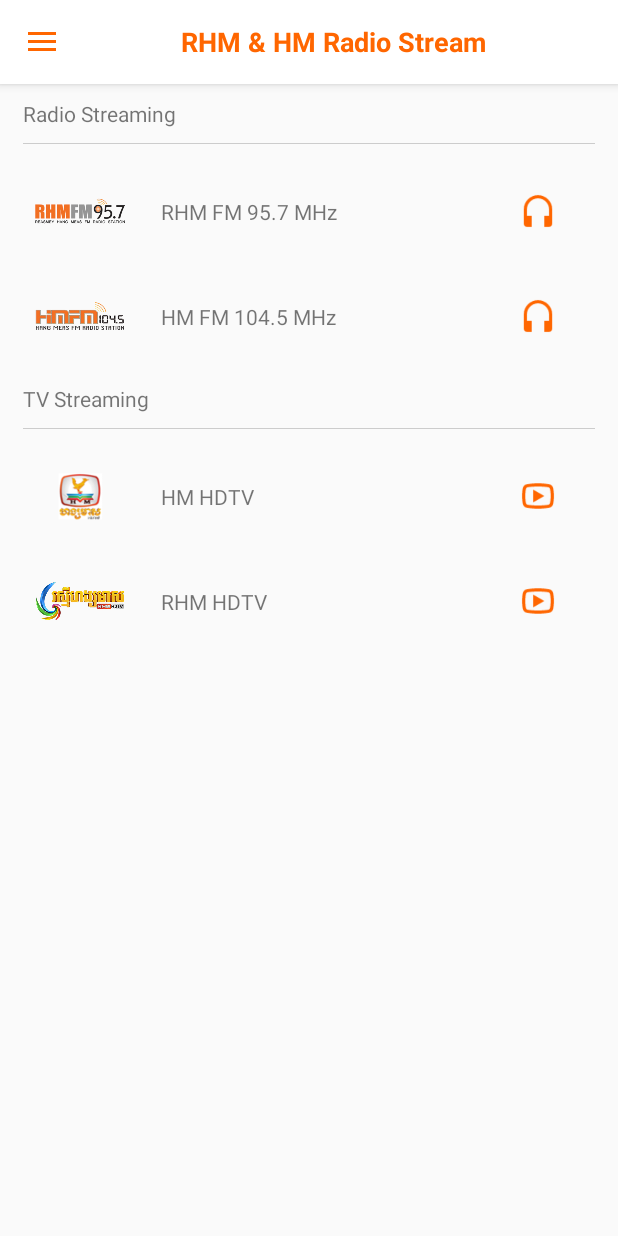
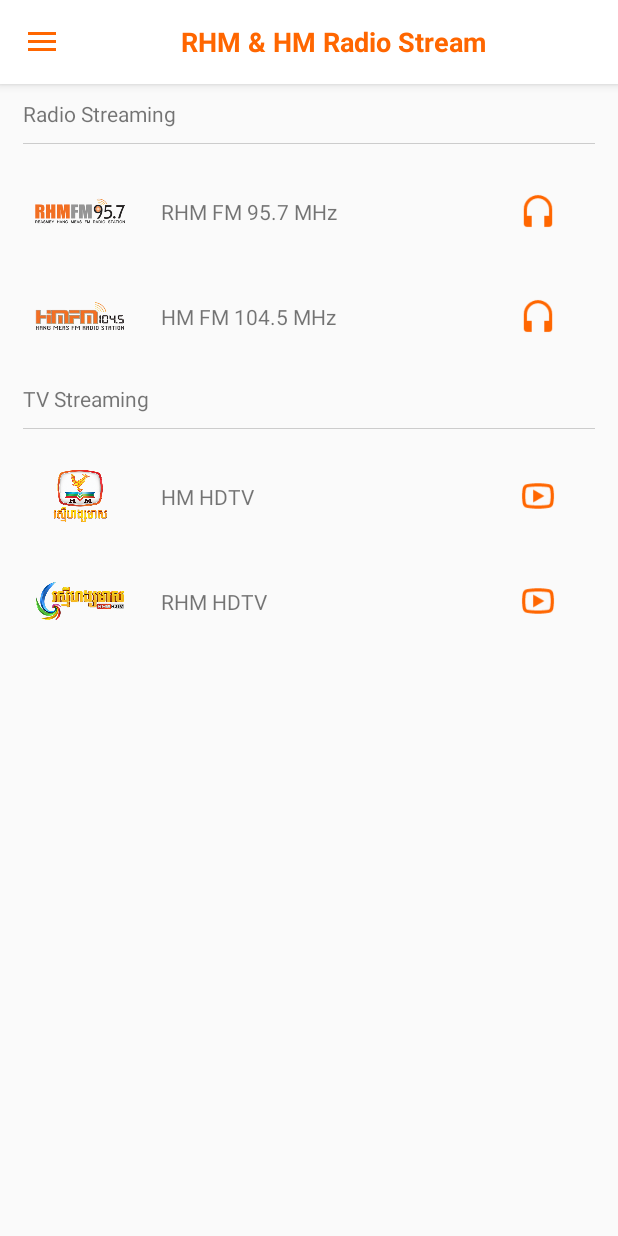
Before and after one commit to Soklundy/radiostream, an Android app: the screen it shows after launch (MainActivity), on a phone screen of 412 x 824 dp. Run offline under Robolectric (Android 15) with nearby library versions, the phone set to English and light mode, and no system bars; our stand-ins replace ButterKnife, RxJava; libraries missing offline, so code that uses them is left out: com.github.pwittchen.reactivenetwork; 1 statement that could not run was skipped.

Commit message:
fix5/26/2017_1:16

```diff
--- a/app/src/main/res/layout/content_main.xml
+++ b/app/src/main/res/layout/content_main.xml
@@ -199,9 +199,9 @@
                     android:layout_height="match_parent">
 
                     <ImageView
-                        android:src="@drawable/hm"
-                        android:layout_width="60dp"
-                        android:layout_height="60dp"
+                        android:src="@drawable/hm_logo"
+                        android:layout_width="37dp"
+                        android:layout_height="37dp"
                         android:id="@+id/imageView4" />
 
                 </LinearLayout>
```
